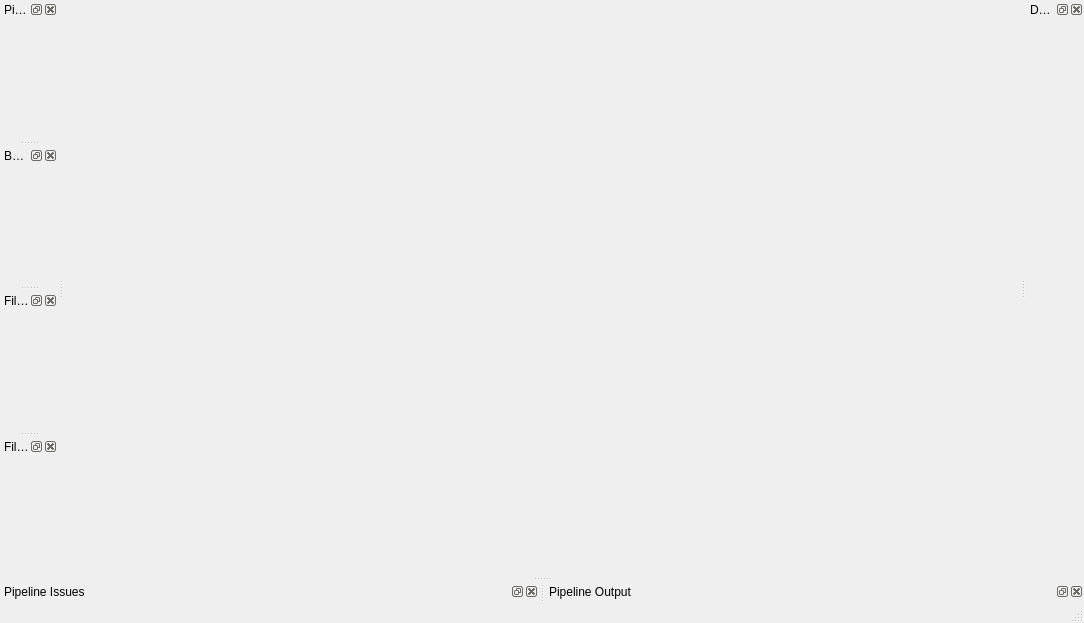
Old version of the form Source/SIMPLView/UI_Files/SIMPLView_UI.ui in the repository BlueQuartzSoftware/SIMPLView.
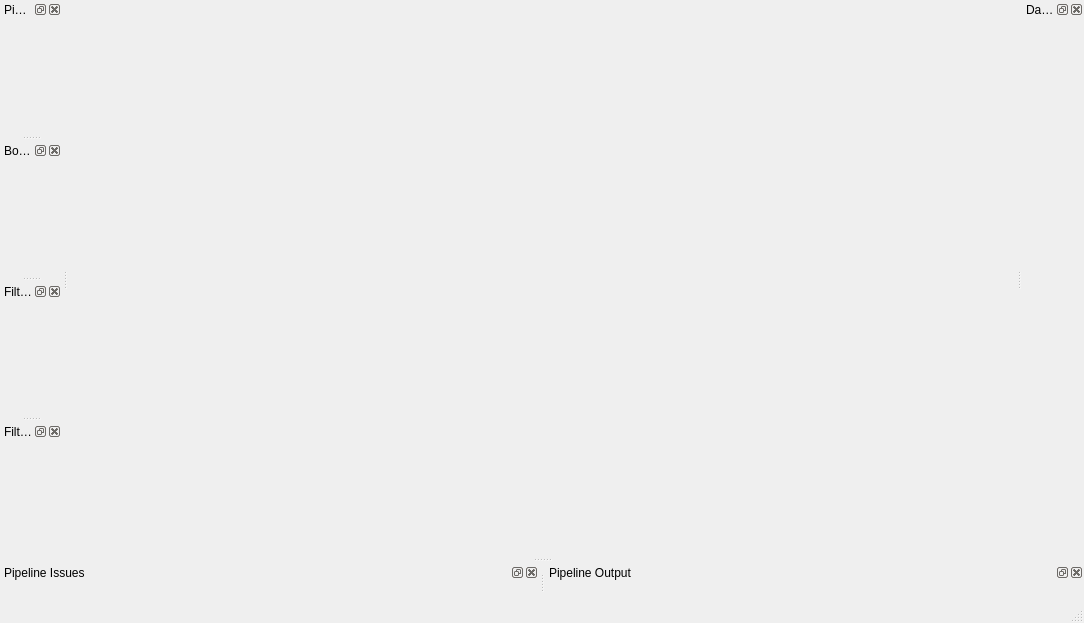
New version of the form. Custom widgets are drawn as their Qt base class.

Commit message: Adding new buttons to the status bar and adding a button that allows the ability to hide/show status bar buttons.  Adding View menu to the application menu.

```diff
--- a/Source/SIMPLView/UI_Files/SIMPLView_UI.ui
+++ b/Source/SIMPLView/UI_Files/SIMPLView_UI.ui
@@ -90,8 +90,8 @@
   <widget class="QDockWidget" name="issuesDockWidget">
    <property name="minimumSize">
     <size>
-     <width>0</width>
-     <height>0</height>
+     <width>62</width>
+     <height>38</height>
     </size>
    </property>
    <property name="windowTitle">
@@ -105,8 +105,8 @@
   <widget class="QDockWidget" name="stdOutDockWidget">
    <property name="minimumSize">
     <size>
-     <width>0</width>
-     <height>0</height>
+     <width>62</width>
+     <height>38</height>
     </size>
    </property>
    <property name="windowTitle">
@@ -120,8 +120,8 @@
   <widget class="QDockWidget" name="dataBrowserDockWidget">
    <property name="minimumSize">
     <size>
-     <width>0</width>
-     <height>0</height>
+     <width>62</width>
+     <height>38</height>
     </size>
    </property>
    <property name="windowTitle">
@@ -135,12 +135,12 @@
   <widget class="QDockWidget" name="pipelineDockWidget">
    <property name="minimumSize">
     <size>
-     <width>0</width>
-     <height>0</height>
+     <width>62</width>
+     <height>38</height>
     </size>
    </property>
    <property name="windowTitle">
-    <string>Pipelines</string>
+    <string>Pipeline</string>
    </property>
    <attribute name="dockWidgetArea">
     <number>1</number>
@@ -168,8 +168,8 @@
   <widget class="QDockWidget" name="bookmarksDockWidget">
    <property name="minimumSize">
     <size>
-     <width>0</width>
-     <height>0</height>
+     <width>62</width>
+     <height>38</height>
     </size>
    </property>
    <property name="windowTitle">
@@ -201,8 +201,8 @@
   <widget class="QDockWidget" name="filterLibraryDockWidget">
    <property name="minimumSize">
     <size>
-     <width>0</width>
-     <height>0</height>
+     <width>62</width>
+     <height>38</height>
     </size>
    </property>
    <property name="windowTitle">
@@ -234,8 +234,8 @@
   <widget class="QDockWidget" name="filterListDockWidget">
    <property name="minimumSize">
     <size>
-     <width>0</width>
-     <height>0</height>
+     <width>62</width>
+     <height>38</height>
     </size>
    </property>
    <property name="windowTitle">
```
The commit also changes 1 other file.
